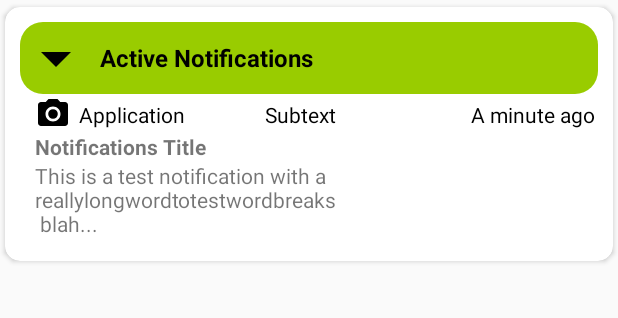
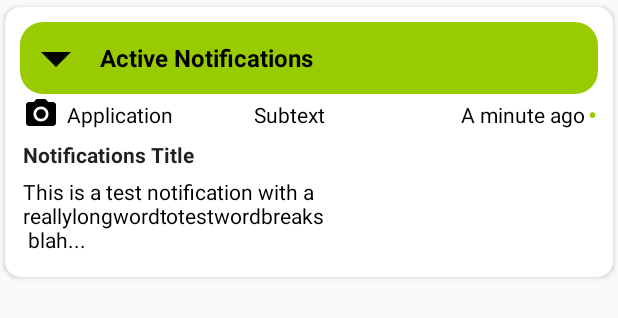
Before and after one commit to niranjan-nagaraju/notification-center, an Android app: the layout ntfcns_card_layout.xml on its own in the app's theme, with its tools: preview values and no code run, on a phone screen of 412 x 824 dp. Shown: the top 318 px of the screen. Run offline under Robolectric (Android 15) with nearby library versions, the phone set to English and light mode, and no system bars.

Commit message:
Changes in notification cards alignment; Indicate active notifications by a green dot at the top-right corner

```diff
--- a/app/src/main/java/com/vinithepooh/notifier/MainActivity.java
+++ b/app/src/main/java/com/vinithepooh/notifier/MainActivity.java
@@ -158,9 +158,9 @@ public class MainActivity extends AppCompatActivity
             public void onClick(View view) {
                 /** Set search hint to highlight current view and therefore the scope of the search */
                 if (currentNotificationsView == CurrentNotificationsView.TYPE_ACTIVE)
-                    editSearchText.setHint(" Search in active notifications");
+                    editSearchText.setHint(" Search within active notifications");
                 else if(currentNotificationsView == CurrentNotificationsView.TYPE_ALL)
-                    editSearchText.setHint(" Search in all notifications");
+                    editSearchText.setHint(" Search within all notifications");
 
                 /** Clear previous search string if the searchbox wasnt visible
                  * to begin with.
--- a/app/src/main/java/com/vinithepooh/notifier/NtfcnsData.java
+++ b/app/src/main/java/com/vinithepooh/notifier/NtfcnsData.java
@@ -248,6 +248,7 @@ public class NtfcnsData {
                     app_name,
                     subtext,
                     sbn.getPostTime(),
+                    active,
                     title,
                     text,
                     bigtext,
--- /dev/null
+++ b/app/src/main/res/drawable/rounded_actions.xml
@@ -0,0 +1,18 @@
+<?xml version="1.0" encoding="utf-8"?>
+<shape xmlns:android="http://schemas.android.com/apk/res/android" >
+    <stroke
+        android:width="1dp"
+        android:color="@android:color/white" />
+
+    <solid android:color="@color/cardview_shadow_start_color" />
+
+    <padding
+        android:left="1dp"
+        android:right="1dp"
+        android:bottom="1dp"
+        android:top="1dp"
+        android:background="@android:color/darker_gray"
+        />
+
+    <corners android:radius="5dp" />
+</shape>
--- a/app/src/main/res/layout/ntfcns_card_layout.xml
+++ b/app/src/main/res/layout/ntfcns_card_layout.xml
@@ -57,7 +57,7 @@
             android:id="@+id/top_card_layout"
             android:layout_width="match_parent"
             android:layout_height="match_parent"
-            android:layout_marginLeft="10dp"
+            android:layout_marginLeft="2dp"
             android:orientation="vertical"
             android:visibility="visible">
 
@@ -99,6 +99,7 @@
                     android:textAppearance="?android:attr/textAppearanceSmall"
                     android:textColor="@android:color/black" />
 
+
                 <TextView
                     android:id="@+id/textViewPostTime"
                     android:layout_width="wrap_content"
@@ -111,6 +112,18 @@
                     android:textAlignment="viewEnd"
                     android:textAppearance="?android:attr/textAppearanceSmall"
                     android:textColor="@android:color/black" />
+
+                <TextView
+                    android:id="@+id/textViewActiveStatus"
+                    android:layout_width="wrap_content"
+                    android:layout_height="match_parent"
+                    android:layout_gravity="top"
+                    android:layout_weight="0.01"
+                    android:text="•"
+                    android:textAlignment="center"
+                    android:textAppearance="?android:attr/textAppearanceMedium"
+                    android:textColor="@android:color/holo_green_light" />
+
             </LinearLayout>
 
             <LinearLayout
@@ -119,11 +132,11 @@
                 android:layout_height="40dp"
                 android:layout_gravity="center_vertical"
                 android:layout_marginBottom="5dp"
-                android:layout_marginLeft="-2dp"
+                android:layout_marginLeft="0dp"
                 android:layout_marginRight="2dp"
                 android:layout_marginTop="5dp"
-                android:background="@color/cardview_shadow_start_color"
                 android:elevation="5dp"
+                android:background="@drawable/rounded_actions"
                 android:orientation="horizontal"
                 android:visibility="gone">
 
@@ -133,8 +146,9 @@
                     android:layout_height="wrap_content"
                     android:layout_gravity="center_vertical"
                     android:padding="5dp"
+                    android:text="Action1"
                     android:paddingStart="10dp"
-                    android:text="Action1"
+                    android:textColor="@android:color/holo_blue_dark"
                     android:textAlignment="viewStart"
                     android:textAllCaps="true"
                     android:textAppearance="?android:attr/textAppearanceSmall"
@@ -147,8 +161,9 @@
                     android:layout_height="wrap_content"
                     android:layout_gravity="center_vertical"
                     android:padding="5dp"
+                    android:text="Action2"
                     android:paddingStart="10dp"
-                    android:text="Action2"
+                    android:textColor="@android:color/holo_blue_dark"
                     android:textAllCaps="true"
                     android:textAppearance="?android:attr/textAppearanceSmall"
                     android:textStyle="bold"
@@ -162,6 +177,7 @@
                     android:padding="5dp"
                     android:paddingStart="10dp"
                     android:text="Action3"
+                    android:textColor="@android:color/holo_blue_dark"
                     android:textAllCaps="true"
                     android:textAppearance="?android:attr/textAppearanceSmall"
                     android:textStyle="bold"
@@ -175,6 +191,7 @@
                     android:padding="5dp"
                     android:paddingStart="10dp"
                     android:text="Action4"
+                    android:textColor="@android:color/holo_blue_dark"
                     android:textAllCaps="true"
                     android:textAppearance="?android:attr/textAppearanceSmall"
                     android:textStyle="bold"
@@ -188,6 +205,7 @@
                     android:padding="5dp"
                     android:paddingStart="10dp"
                     android:text="Action5"
+                    android:textColor="@android:color/holo_blue_dark"
                     android:textAllCaps="true"
                     android:textAppearance="?android:attr/textAppearanceSmall"
                     android:textStyle="bold"
@@ -202,6 +220,7 @@
                     android:padding="5dp"
                     android:paddingStart="10dp"
                     android:text="OPEN"
+                    android:textColor="@android:color/holo_blue_dark"
                     android:textAllCaps="true"
                     android:textAppearance="?android:attr/textAppearanceSmall"
                     android:textStyle="bold"
@@ -226,9 +245,10 @@
                         android:layout_width="wrap_content"
                         android:layout_height="wrap_content"
                         android:layout_gravity="center_horizontal|left"
+                        android:layout_marginTop="5dp"
                         android:text="Notifications Title"
                         android:textAlignment="viewStart"
-                        android:textAppearance="?android:attr/textAppearanceSmall"
+                        android:textAppearance="?android:attr/textAppearance"
                         android:textStyle="bold" />
 
                     <TextView
@@ -237,7 +257,9 @@
                         android:layout_height="wrap_content"
                         android:layout_gravity="center_horizontal|left"
                         android:layout_marginBottom="5dp"
+                        android:layout_marginTop="5dp"
                         android:autoLink="all"
+                        android:textColor="@android:color/black"
                         android:text="This is a test notification with a reallylongwordtotestwordbreaks\n blah..."
                         android:textAlignment="viewStart"
                         android:textAppearance="?android:attr/textAppearanceSmall" />
@@ -250,6 +272,7 @@
                         android:layout_marginBottom="5dp"
                         android:layout_marginTop="5dp"
                         android:autoLink="all"
+                        android:textColor="@android:color/black"
                         android:text="This is an expanded test notification\n blah..."
                         android:textAlignment="viewStart"
                         android:textAppearance="?android:attr/textAppearanceSmall"
```
Also changed, not shown: app/src/main/java/com/vinithepooh/notifier/NLService.java (+7 -1 lines), app/src/main/java/com/vinithepooh/notifier/NtfcnsDataModel.java (+11 -0 lines), app/src/main/java/com/vinithepooh/notifier/Ntfcns_adapter.java (+7 -0 lines).
